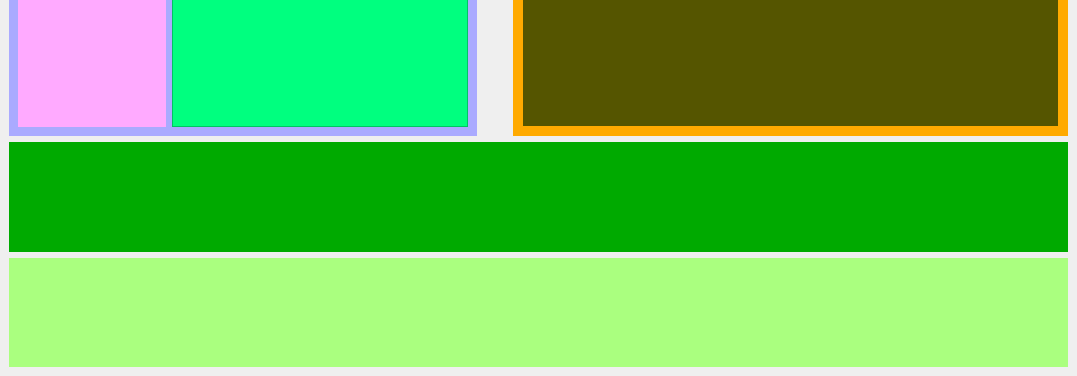
First picture: the form in src/gui/videoeditor.ui, repository vrushank-agrawal/CSE201-VCREST-, before the edit; both pictures show x 0 to 1077 and y 257 to 633 of the 1077 by 633 pixel window.
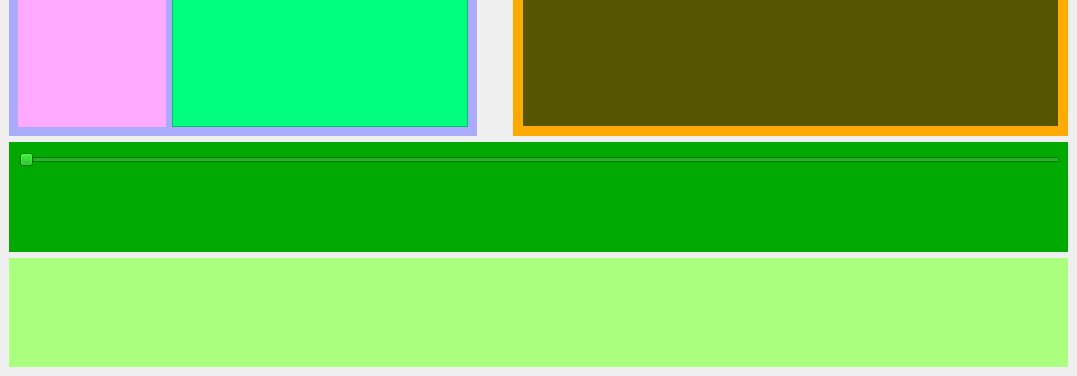
Second picture: the form after the edit. Icons and pictures are not drawn.

Commit message: Finish audio control slider

What changed in the file:
```diff
--- a/src/gui/videoeditor.ui
+++ b/src/gui/videoeditor.ui
@@ -308,6 +308,19 @@
       <property name="styleSheet">
        <string notr="true">background: rgb(0, 170, 0)</string>
       </property>
+      <widget class="QSlider" name="controlSlider">
+       <property name="geometry">
+        <rect>
+         <x>10</x>
+         <y>10</y>
+         <width>1041</width>
+         <height>16</height>
+        </rect>
+       </property>
+       <property name="orientation">
+        <enum>Qt::Horizontal</enum>
+       </property>
+      </widget>
      </widget>
     </item>
     <item>
```
Left out of the diff: 2 changed lines with no effect on the pictures. The commit also changes 2 other files.
